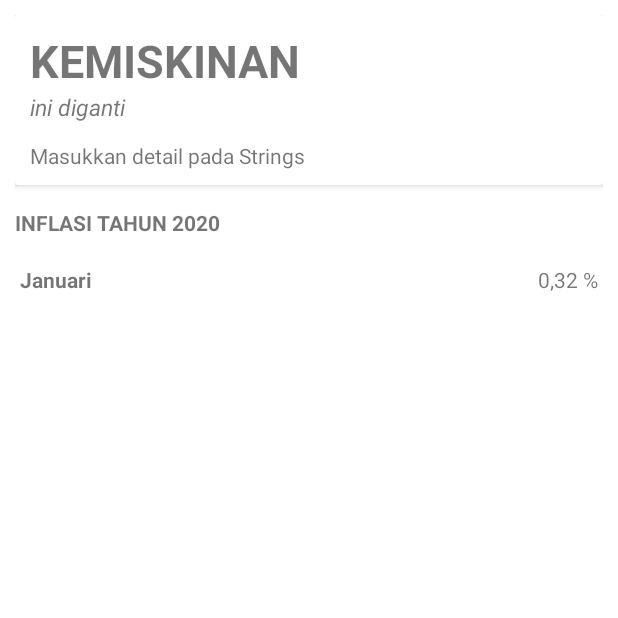
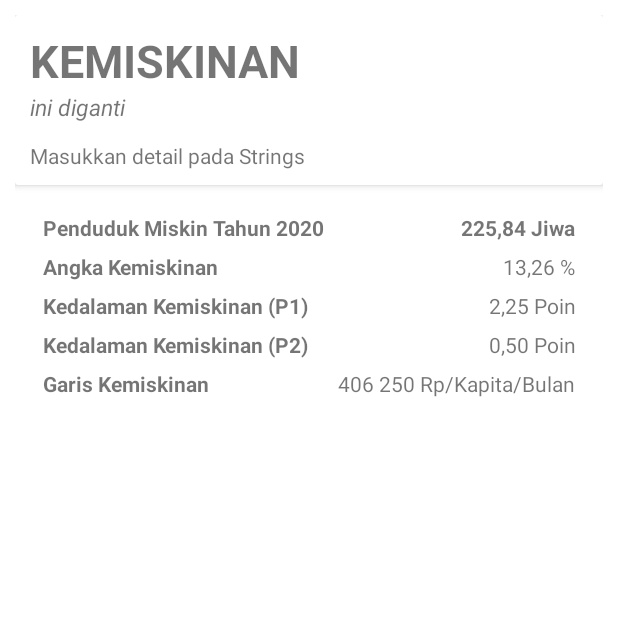
Before and after one commit to yogaiw/one-touch-statistics-banyumas-bps, an Android app: the screen it shows after launch (DetailActivity), after a tap on "Kemiskinan", on a phone screen of 412 x 824 dp, the top half of it. Run offline under Robolectric (Android 15) with nearby library versions, the phone set to English and light mode, and no system bars.

Commit message:
add hardcoded data

```diff
--- a/app/build.gradle
+++ b/app/build.gradle
@@ -46,4 +46,5 @@ dependencies {
     annotationProcessor 'com.github.bumptech.glide:compiler:4.12.0'
     androidTestImplementation 'androidx.test.ext:junit:1.1.2'
     androidTestImplementation 'androidx.test.espresso:espresso-core:3.3.0'
+
 }
--- a/app/src/main/java/com/bpsbanyumas/onetouchstatisticsbanyumas/adapters/MainDataAdapter.kt
+++ b/app/src/main/java/com/bpsbanyumas/onetouchstatisticsbanyumas/adapters/MainDataAdapter.kt
@@ -43,7 +43,7 @@ class MainDataAdapter(private val listMyData: ArrayList<MainData>, val context:
 
         fun bind(myData: MainData) {
             with(itemView){
-                Glide.with(itemView.context).load(myData.icon).apply(RequestOptions().override(500, 500)).into(iv_icon)
+                Glide.with(itemView.context).load(myData.icon).apply(RequestOptions().override(300, 250)).into(iv_icon)
                 tv_judul.text = myData.judul
                 tv_value.text = myData.value
                 tv_deskripsi.text = myData.deskripsi
--- a/app/src/main/res/layout/detail_kemiskinan.xml
+++ b/app/src/main/res/layout/detail_kemiskinan.xml
@@ -15,7 +15,7 @@
         app:layout_constraintStart_toStartOf="parent"
         app:layout_constraintEnd_toEndOf="parent"
         app:layout_constraintTop_toTopOf="parent"
-        app:layout_constraintBottom_toTopOf="@id/tv_detail">
+        app:layout_constraintBottom_toTopOf="@id/ll_content">
         <LinearLayout
             android:layout_width="match_parent"
             android:layout_height="wrap_content"
@@ -30,7 +30,7 @@
             <TextView
                 android:layout_width="match_parent"
                 android:layout_height="wrap_content"
-                android:text="ini diganti"
+                android:text="@string/summary_kemiskinan"
                 android:textStyle="italic"
                 android:textSize="15dp"/>
             <View
@@ -40,23 +40,17 @@
             <TextView
                 android:layout_width="match_parent"
                 android:layout_height="wrap_content"
-                android:text="Masukkan detail pada Strings"
+                android:text="@string/detail_kemiskinan"
                 android:justificationMode="inter_word"/>
         </LinearLayout>
     </androidx.cardview.widget.CardView>
-    <TextView
-        android:id="@+id/tv_detail"
-        android:layout_width="match_parent"
-        android:layout_height="wrap_content"
-        android:text="INFLASI TAHUN 2020"
-        android:textStyle="bold"
-        android:layout_marginTop="15dp"
-        app:layout_constraintTop_toBottomOf="@id/cv_definisi"/>
     <LinearLayout
+        android:id="@+id/ll_content"
         android:layout_width="match_parent"
         android:layout_height="wrap_content"
         android:layout_marginTop="15dp"
-        app:layout_constraintTop_toBottomOf="@+id/tv_detail">
+        android:layout_marginHorizontal="15dp"
+        app:layout_constraintTop_toBottomOf="@+id/cv_definisi">
         <TableLayout
             android:layout_width="match_parent"
             android:layout_height="wrap_content"
@@ -64,11 +58,56 @@
             <TableRow>
                 <TextView
                     android:textStyle="bold"
-                    android:text="Januari"
+                    android:text="Penduduk Miskin Tahun 2020"
                     android:padding="3dip"/>
 
                 <TextView
-                    android:text="0,32 %"
+                    android:text="225,84 Jiwa"
+                    android:gravity="right"
+                    android:textStyle="bold"
+                    android:padding="3dip"/>
+            </TableRow>
+            <TableRow>
+                <TextView
+                    android:textStyle="bold"
+                    android:text="Angka Kemiskinan"
+                    android:padding="3dip"/>
+
+                <TextView
+                    android:text="13,26 %"
+                    android:gravity="right"
+                    android:padding="3dip"/>
+            </TableRow>
+            <TableRow>
+                <TextView
+                    android:textStyle="bold"
+                    android:text="Kedalaman Kemiskinan (P1)"
+                    android:padding="3dip"/>
+
+                <TextView
+                    android:text="2,25 Poin"
+                    android:gravity="right"
+                    android:padding="3dip"/>
+            </TableRow>
+            <TableRow>
+                <TextView
+                    android:textStyle="bold"
+                    android:text="Kedalaman Kemiskinan (P2)"
+                    android:padding="3dip"/>
+
+                <TextView
+                    android:text="0,50 Poin"
+                    android:gravity="right"
+                    android:padding="3dip"/>
+            </TableRow>
+            <TableRow>
+                <TextView
+                    android:textStyle="bold"
+                    android:text="Garis Kemiskinan"
+                    android:padding="3dip"/>
+
+                <TextView
+                    android:text="406 250 Rp/Kapita/Bulan"
                     android:gravity="right"
                     android:padding="3dip"/>
             </TableRow>
--- a/app/src/main/res/values/strings.xml
+++ b/app/src/main/res/values/strings.xml
@@ -1,5 +1,5 @@
 <resources>
-    <string name="app_name">One Touch Statistics Banyumas</string>
+    <string name="app_name">Statistik Banyumas</string>
 
     <string-array name="data_judul">
         <item>Inflasi</item>
@@ -22,10 +22,10 @@
     <string-array name="data_deskripsi">
         <item>di Banyumas pada Tahun 2020</item>
         <item>Tahun 2020</item>
-        <item>Angka Kemiskinan di Banyumas Tahun 2020</item>
-        <item>Tingkat Partisipasi Angkatan Kerja di Banyumas Tahun 2020</item>
+        <item>Banyumas Tahun 2020</item>
+        <item>Banyumas Tahun 2020</item>
         <item>Tahun 2020</item>
-        <item>Laju Pertumbuhan Ekonomi di Banyumas Tahun 2020</item>
+        <item>Pertumbuhan Ekonomi Banyumas (2020)</item>
     </string-array>
 
     <string-array name="data_icon">
@@ -42,4 +42,13 @@
 
         Perhitungan inflasi dilakukan oleh Badan Pusat Statistik (BPS), link ke metadata SEKI-IHK. Kenaikan harga dari satu atau dua barang saja tidak dapat disebut inflasi kecuali bila kenaikan itu meluas (atau mengakibatkan kenaikan harga) pada barang lainnya.
     </string>
+    <string name="summary_inflasi">Wilayah Banyumas Tahun 2020 sebesar 1,90%</string>
+    <string name="summary_kependudukan">Jumlah Penduduk Kab. Banyumas 1 776 918</string>
+    <string name="detail_kependudukan">Masukkan detail pada Strings</string>
+    <string name="summary_kemiskinan">ini diganti</string>
+    <string name="detail_kemiskinan">Masukkan detail pada Strings</string>
+    <string name="summary_ketenagakerjaan">ini diganti</string>
+    <string name="detail_ketenagakerjaan">Masukkan detail pada Strings</string>
+    <string name="summary_pertumbuhan">ini diganti</string>
+    <string name="detail_pertumbuhan">Masukkan detail pada Strings</string>
 </resources>
--- a/build.gradle
+++ b/build.gradle
@@ -8,6 +8,7 @@ buildscript {
         classpath "com.android.tools.build:gradle:7.0.2"
         classpath "org.jetbrains.kotlin:kotlin-gradle-plugin:1.5.20"
 
+
         // NOTE: Do not place your application dependencies here; they belong
         // in the individual module build.gradle files
     }
```
Also changed, not shown: app/src/main/res/layout/activity_detail.xml (+17 -11 lines), app/src/main/res/layout/card_item.xml (+8 -9 lines), app/src/main/res/layout/detail_ipm.xml (+11 -14 lines), app/src/main/res/layout/detail_kependudukan.xml (+43 -14 lines), app/src/main/res/layout/detail_ketenagakerjaan.xml (+19 -14 lines), app/src/main/res/layout/detail_pertumbuhan.xml (+65 -14 lines).
